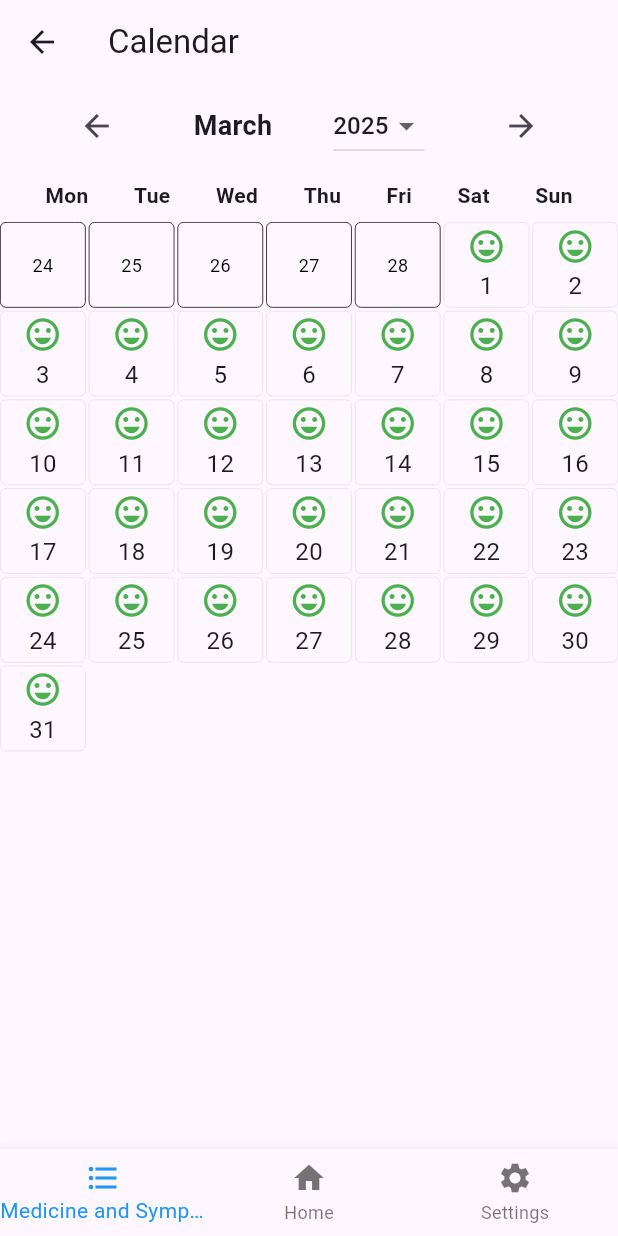
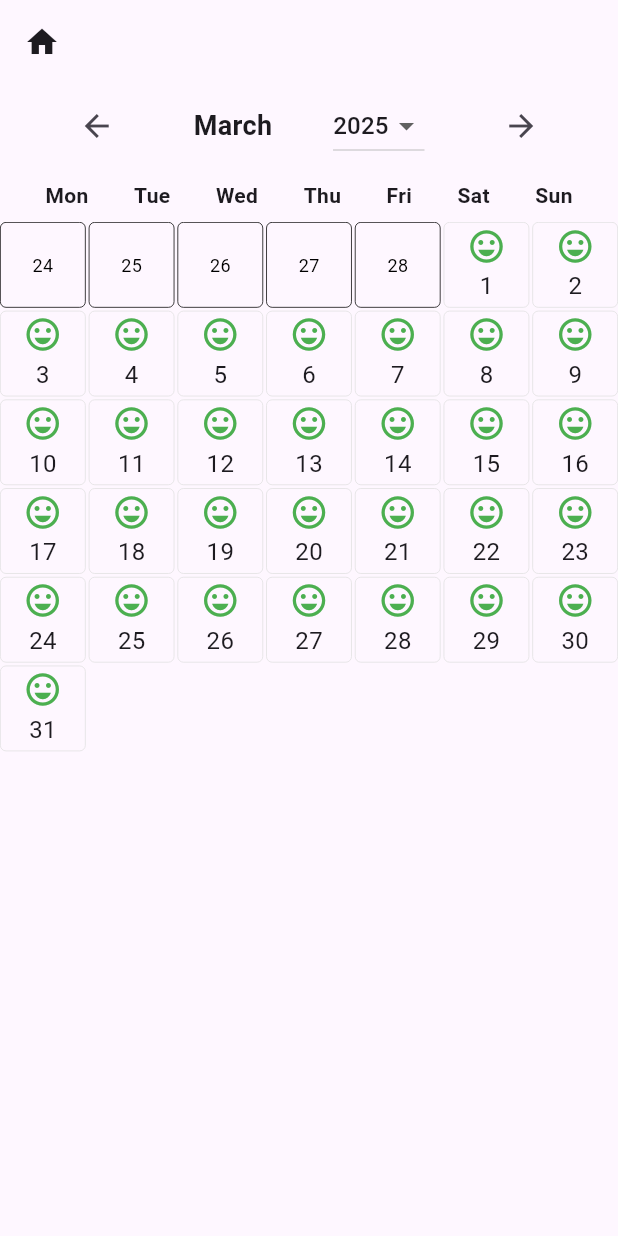
Before and after one commit to awu1130/wicse_proj, a Flutter app: the SecondRoute screen opened directly, on a phone screen of 412 x 824 dp. Run offline on Flutter 3.47's test engine with Material 3 defaults, Android fonts, the phone set to English and light mode, and no system bars; network calls fail.

Commit message:
added home

```diff
--- a/lib/garden.dart
+++ b/lib/garden.dart
@@ -125,7 +125,7 @@ class _PlantGridState extends State<PlantGrid> {
           leading: IconButton(
             icon: Icon(Icons.home),
             onPressed: () {
-              Navigator.pop(context); // Go back to HomePage
+              Navigator.pop(context); // go back to home
             },
           ),
           actions: [
--- a/lib/med_calendar.dart
+++ b/lib/med_calendar.dart
@@ -9,8 +9,13 @@ class SecondRoute extends StatelessWidget {
   Widget build(BuildContext context) {
     return Scaffold(
       appBar: AppBar(
-        title: const Text('Calendar'),
-      ),
+          leading: IconButton(
+            icon: Icon(Icons.home),
+            onPressed: () {
+              Navigator.pop(context); // Go back to HomePage
+            },
+          ),
+        ),
       body: Align(
         alignment: Alignment.topCenter,
         child: Column(
@@ -22,7 +27,7 @@ class SecondRoute extends StatelessWidget {
           ],
         ),
       ),
-      bottomNavigationBar: const BottomNavigationBarExample(),
+      //bottomNavigationBar: const BottomNavigationBarExample(),
     );
   }
 }
@@ -225,6 +230,7 @@ class _CalenderScreenUIState extends State<CalenderScreenUI> {
 
 }
 
+/*
 class BottomNavigationBarExample extends StatefulWidget {
   const BottomNavigationBarExample({super.key});
 
@@ -265,4 +271,4 @@ class _BottomNavigationBarExampleState
       onTap: _onItemTapped,
     );
   }
-}
+}*/
--- a/pubspec.yaml
+++ b/pubspec.yaml
@@ -68,6 +68,8 @@ flutter:
     - assets/can.jpg
     - assets/garden.jpg
     - assets/logo.png
+    - images/
+    - assets/img/
 
 
   # An image asset can refer to one or more resolution-specific "variants", see
```
Also changed, not shown: lib/home.dart (+14 -8 lines), lib/meditation.dart (+8 -0 lines), pubspec.lock.
